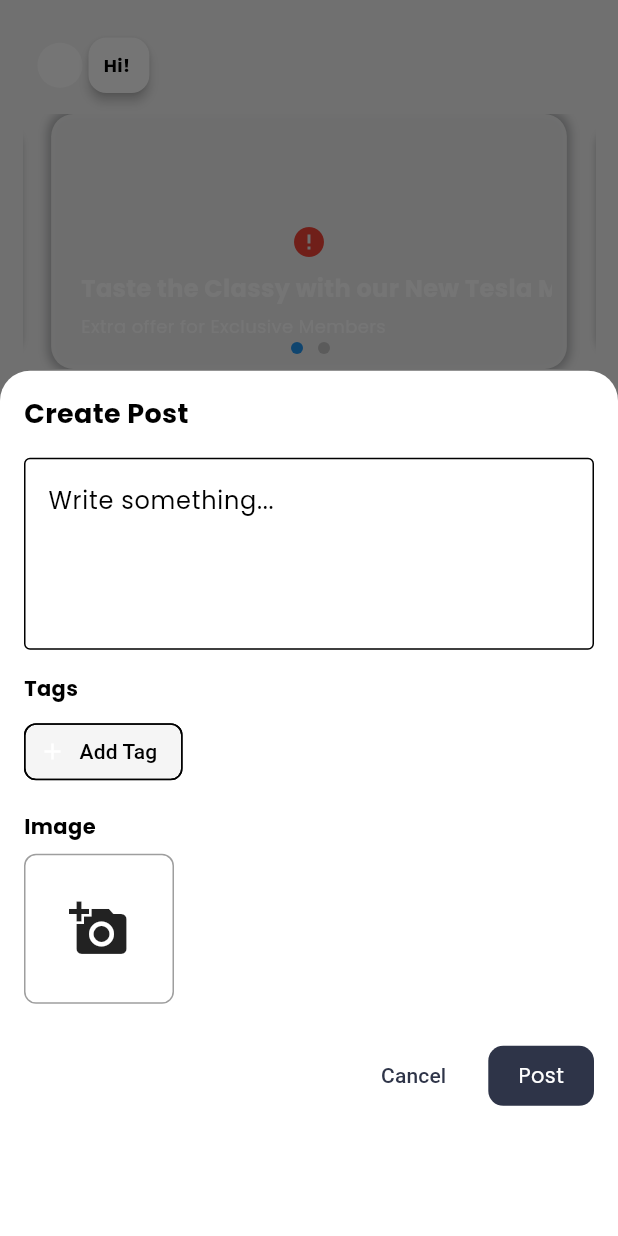
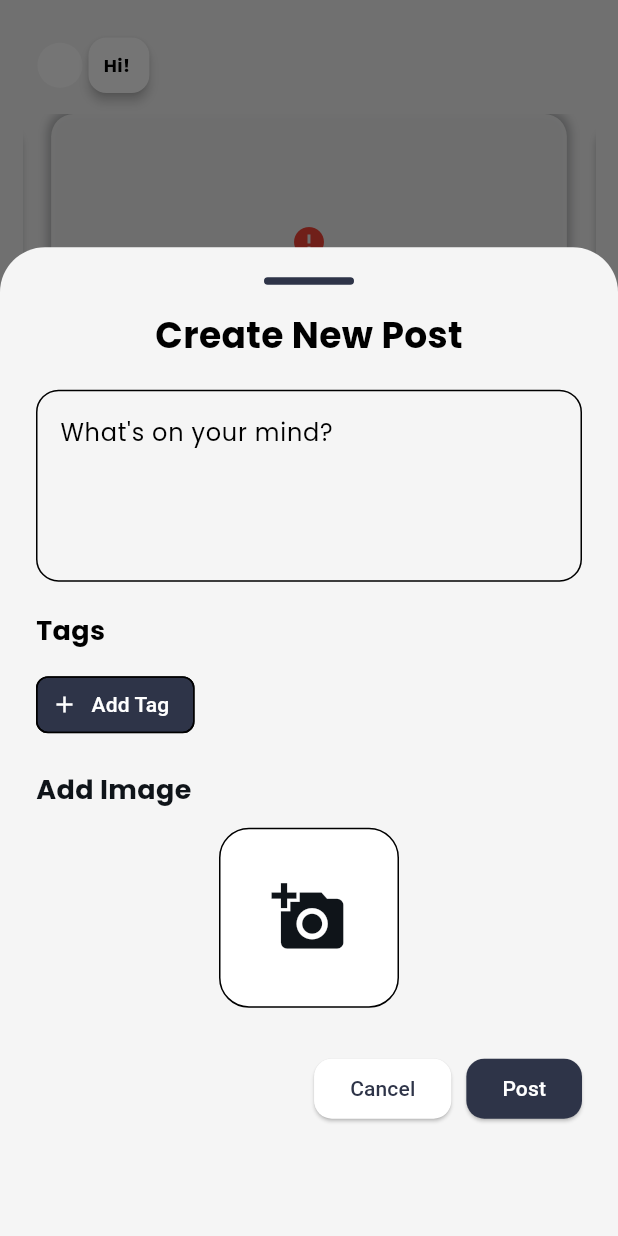
Before and after one commit to BitishaMaharjan/Autophile, a Flutter app: the HomeScreen screen opened directly with empty values, after a tap on the "add" icon, on a phone screen of 412 x 824 dp. Run offline on Flutter 3.47's test engine with Material 3 defaults, Android fonts, the phone set to English and light mode, and no system bars; drawn by our look-alikes of carousel_slider; our stand-ins replace cloud_firestore, firebase_auth, firebase_core, firebase_database, flutter_dotenv, flutter_secure_storage and 9 more; missing offline and left inert: bcrypt, camerawesome, email_otp, o3d; accounts and stored records are empty; network calls fail; key blocks and very long unbroken strings in the code were emptied for the run.

Commit message:
changed UI for create post and add tags

```diff
--- a/lib/screens/dashboard/home_screen.dart
+++ b/lib/screens/dashboard/home_screen.dart
@@ -174,19 +174,54 @@ class _HomeScreenState extends State<HomeScreen> {
     showDialog(
       context: context,
       builder: (context) => AlertDialog(
-        title: const Text("Add a Tag"),
+        shape: RoundedRectangleBorder(borderRadius: BorderRadius.circular(20)),
+        title: Row(
+          children: [
+            Icon(Icons.tag, color: Theme.of(context).colorScheme.onTertiary),
+            const SizedBox(width: 20),
+            Text(
+              "Add a Tag",
+              style: TextStyle(
+                fontSize: 20,
+                fontWeight: FontWeight.bold,
+                color: Theme.of(context).colorScheme.onSurface,
+              ),
+            ),
+          ],
+        ),
         content: TextField(
           controller: _tagController,
-          decoration: const InputDecoration(hintText: "Enter tag"),
+          decoration: InputDecoration(
+            hintText: "Enter tag name...",
+            prefixIcon: Icon(Icons.edit, color: Theme.of(context).colorScheme.onTertiary),
+            border: OutlineInputBorder(
+              borderRadius: BorderRadius.circular(12),
+              borderSide: BorderSide(color: Theme.of(context).colorScheme.primary),
+            ),
+
+          ),
         ),
         actions: [
           TextButton(
             onPressed: () => Navigator.pop(context),
-            child: Text("Cancel",style: TextStyle(color: Theme.of(context).colorScheme.inversePrimary),),
+            child: Text(
+              "Cancel",
+              style: TextStyle(
+                color: Theme.of(context).colorScheme.tertiary,
+                fontWeight: FontWeight.bold,
               ),
-          ElevatedButton(
+            ),
+          ),
+          ElevatedButton.icon(
             onPressed: _addTag,
-            child: Text("Add",style: TextStyle(color: Theme.of(context).colorScheme.inversePrimary),),
+            label: const Text("Add"),
+            style: ElevatedButton.styleFrom(
+              backgroundColor: Theme.of(context).colorScheme.tertiary,
+              foregroundColor: Theme.of(context).colorScheme.primary,
+              shape: RoundedRectangleBorder(
+                borderRadius: BorderRadius.circular(12),
+              ),
+            ),
           ),
         ],
       ),
@@ -197,56 +232,83 @@ class _HomeScreenState extends State<HomeScreen> {
     showModalBottomSheet(
       context: context,
       isScrollControlled: true,
-      backgroundColor: Theme.of(context).colorScheme.primary,
+      backgroundColor: Theme.of(context).colorScheme.surface,
       shape: const RoundedRectangleBorder(
-        borderRadius: BorderRadius.vertical(top: Radius.circular(20)),
+        borderRadius: BorderRadius.vertical(top: Radius.circular(30)),
       ),
       builder: (context) => DraggableScrollableSheet(
-        initialChildSize: 0.7,
-        maxChildSize: 0.9,
-        minChildSize: 0.5,
+        initialChildSize: 0.8,
+        maxChildSize: 0.95,
+        minChildSize: 0.6,
         expand: false,
         builder: (context, scrollController) => SingleChildScrollView(
           controller: scrollController,
           child: Padding(
             padding: EdgeInsets.only(
               bottom: MediaQuery.of(context).viewInsets.bottom,
-              left: 16,
-              right: 16,
-              top: 16,
+              left: 24,
+              right: 24,
+              top: 20,
             ),
             child: Column(
               crossAxisAlignment: CrossAxisAlignment.start,
               children: [
-                const Text(
-                  "Create Post",
-                  style: TextStyle(
-                    fontSize: 18,
-                    fontWeight: FontWeight.bold,
+                Center(
+                  child: Container(
+                    width: 60,
+                    height: 5,
+                    margin: const EdgeInsets.only(bottom: 16),
+                    decoration: BoxDecoration(
+                      color: Theme.of(context).colorScheme.secondaryContainer,
+                      borderRadius: BorderRadius.circular(3),
                     ),
                   ),
-                const SizedBox(height: 16),
+                ),
+                Center(
+                  child: Text(
+                    "Create New Post",
+                    style: TextStyle(
+                      fontSize: 24,
+                      fontWeight: FontWeight.bold,
+                      color: Theme.of(context).colorScheme.onSurface,
+                    ),
+                  ),
+                ),
+                const SizedBox(height: 20),
+
+                // Description Field
                 TextField(
                   controller: _descriptionController,
-                  decoration: const InputDecoration(
-                    hintText: "Write something...",
-                    border: OutlineInputBorder(),
+                  decoration: InputDecoration(
+                    hintText: "What's on your mind?",
+                    border: OutlineInputBorder(
+                      borderRadius: BorderRadius.circular(15),
+                      borderSide: BorderSide(color: Theme.of(context).colorScheme.primary),
+                    ),
                   ),
                   maxLines: 4,
                 ),
-                const SizedBox(height: 16),
-                const Text(
+                const SizedBox(height: 20),
+
+                // Tags Section
+                Text(
                   "Tags",
-                  style: TextStyle(fontWeight: FontWeight.bold),
+                  style: TextStyle(
+                    fontWeight: FontWeight.bold,
+                    fontSize: 18,
+                    color: Theme.of(context).colorScheme.onSurface,
                   ),
-                const SizedBox(height: 8),
+                ),
+                const SizedBox(height: 12),
                 Wrap(
                   spacing: 8,
+                  runSpacing: 8,
                   children: [
                     ...tags.map(
                           (tag) => Chip(
-                        label: Text(tag),
-                        deleteIcon: const Icon(Icons.close, size: 18),
+                        label: Text(tag, style: TextStyle(color: Theme.of(context).colorScheme.onSecondaryContainer)),
+                        backgroundColor: Theme.of(context).colorScheme.secondaryContainer,
+                        deleteIcon: Icon(Icons.close, size: 18, color: Theme.of(context).colorScheme.error),
                         onDeleted: () {
                           setState(() {
                             tags.remove(tag);
@@ -256,60 +318,79 @@ class _HomeScreenState extends State<HomeScreen> {
                     ),
                     ActionChip(
                       label: const Text("Add Tag"),
-                      avatar: const Icon(Icons.add),
+                      avatar: Icon(Icons.add, color: Theme.of(context).colorScheme.primary),
                       onPressed: _showAddTagDialog,
+                      backgroundColor: Theme.of(context).colorScheme.secondary,
+                      labelStyle: TextStyle(color: Theme.of(context).colorScheme.primary),
                     ),
                   ],
                 ),
-                const SizedBox(height: 16),
-                const Text(
-                  "Image",
-                  style: TextStyle(fontWeight: FontWeight.bold),
+                const SizedBox(height: 20),
+
+                // Image Picker Section
+                Text(
+                  "Add Image",
+                  style: TextStyle(
+                    fontWeight: FontWeight.bold,
+                    fontSize: 18,
+                    color: Theme.of(context).colorScheme.inversePrimary,
                   ),
-                const SizedBox(height: 8),
-                Row(
-                  children: [
+                ),
+                const SizedBox(height: 12),
                 GestureDetector(
                   onTap: _pickImage,
+                  child: Center(
                     child: Container(
-                        width: 100,
-                        height: 100,
+                      width: 120,
+                      height: 120,
                       decoration: BoxDecoration(
-                          border: Border.all(color: Colors.grey),
-                          borderRadius: BorderRadius.circular(8),
+                        color: Theme.of(context).colorScheme.primary,
+                        border: Border.all(color: Theme.of(context).colorScheme.outline),
+                        borderRadius: BorderRadius.circular(20),
                       ),
                       child: selectedImage != null
-                            ? Image.file(
+                          ? ClipRRect(
+                        borderRadius: BorderRadius.circular(20),
+                        child: Image.file(
                           File(selectedImage!),
                           fit: BoxFit.cover,
+                        ),
                       )
-                            : const Icon(Icons.add_a_photo, size: 40),
+                          : Icon(Icons.add_a_photo, size: 50, color: Theme.of(context).colorScheme.inversePrimary),
+                    ),
+                  ),
+                ),
+                const SizedBox(height: 30),
+                // Action Buttons
+                Row(
+                  mainAxisAlignment: MainAxisAlignment.end,
+                  children: [
+                    ElevatedButton.icon(
+                      onPressed: () => Navigator.pop(context),
+                      label: const Text("Cancel"),
+                      style: ElevatedButton.styleFrom(
+                        backgroundColor: Theme.of(context).colorScheme.primary,
+                        foregroundColor: Theme.of(context).colorScheme.tertiary,
+                        shape: RoundedRectangleBorder(
+                          borderRadius: BorderRadius.circular(12),
+                        ),
+                      ),
+                    ),
+                    SizedBox(width: 10,),
+                    ElevatedButton.icon(
+                      onPressed: _createPost,
+                      label: const Text("Post"),
+                      style: ElevatedButton.styleFrom(
+                        backgroundColor: Theme.of(context).colorScheme.tertiary,
+                        foregroundColor: Theme.of(context).colorScheme.primary,
+                        shape: RoundedRectangleBorder(
+                          borderRadius: BorderRadius.circular(12),
+                        ),
                       ),
                     ),
                   ],
                 ),
-                const SizedBox(height: 24),
-                Row(
-                  mainAxisAlignment: MainAxisAlignment.end,
-                  children: [
-                    TextButton(
-                      onPressed: () => Navigator.pop(context),
-                      child: Text("Cancel",
-                        style: TextStyle(color: Theme.of(context).colorScheme.secondary),),
-                    ),
-                    const SizedBox(width: 16),
-                    GestureDetector(
-                      onTap: _createPost,
-                      child: Container(
-                          padding: EdgeInsets.symmetric(horizontal: 20, vertical: 10),
-                          decoration: BoxDecoration(
-                              borderRadius: BorderRadius.all(Radius.circular(10)),
-                              color: Theme.of(context).colorScheme.secondary
-                          ),
-                          child: Text("Post",style: TextStyle(color: Theme.of(context).colorScheme.primary),)),
-                    ),
-                  ],
-                ),
+
               ],
             ),
           ),
@@ -317,6 +398,8 @@ class _HomeScreenState extends State<HomeScreen> {
       ),
     );
   }
+
+
 
   @override
   Widget build(BuildContext context) {
```
Lines whose indentation alone changed are shown as unchanged.
